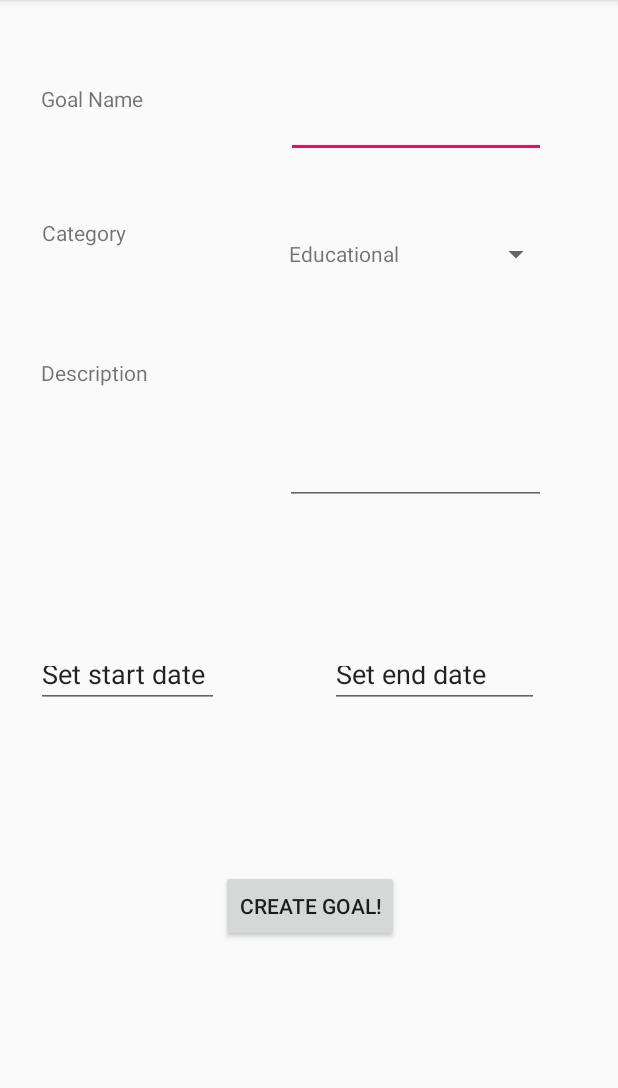
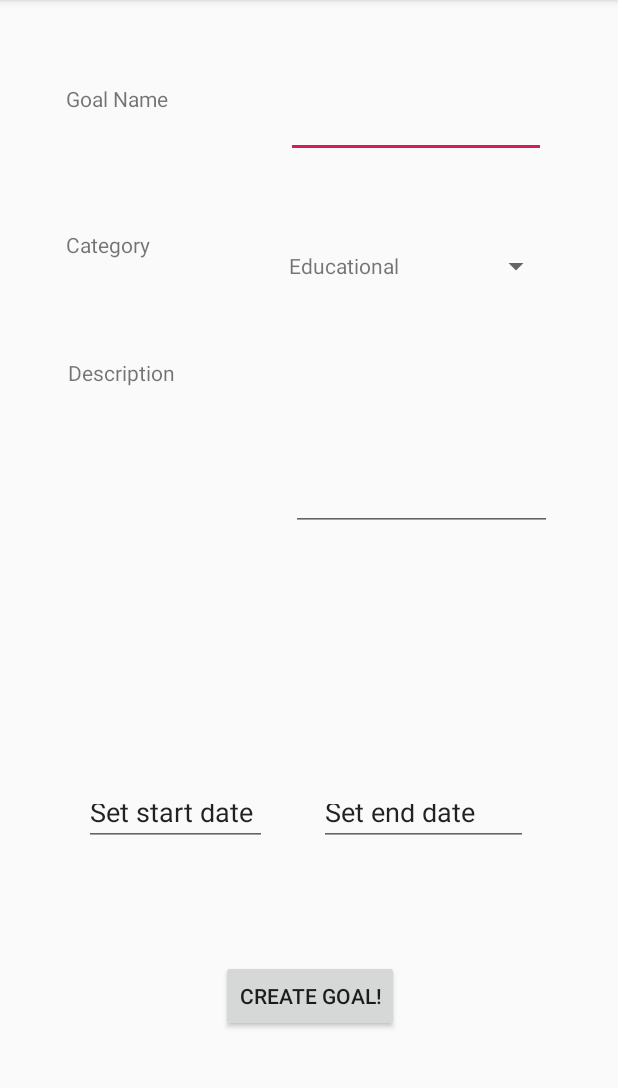
Before and after one commit to khuonghieu/Goalie, an Android app: the CreateGoal screen opened directly, with no data from a screen before it, on a phone screen of 412 x 824 dp, the part 84-1172 px from its top. Run offline under Robolectric (Android 15) with nearby library versions, the phone set to English and light mode, and no system bars.

```diff
--- a/app/src/main/java/edu/temple/goalie/Activities/CreateGoal.java
+++ b/app/src/main/java/edu/temple/goalie/Activities/CreateGoal.java
@@ -39,6 +39,9 @@ public class CreateGoal extends AppCompatActivity {
     protected void onCreate(Bundle savedInstanceState) {
         super.onCreate(savedInstanceState);
         setContentView(R.layout.activity_create_goal);
+
+        mDBHelper = new DBHelper(this);
+        db = mDBHelper.getWritableDatabase();
 
         //Set everything
         CategoryAdapter categoryAdapter = new CategoryAdapter(this,CATEGORY);
@@ -132,6 +135,8 @@ public class CreateGoal extends AppCompatActivity {
                     Toast.makeText(CreateGoal.this, "One field is empty", Toast.LENGTH_SHORT).show();
                 }
                 else{
+
+                    //Put info into database
                     ContentValues cv = new ContentValues();
                     cv.put(mDBHelper.TITLE, editName.getText().toString());
                     cv.put(mDBHelper.CATEGORY,category);
@@ -142,6 +147,8 @@ public class CreateGoal extends AppCompatActivity {
                     cv.put(mDBHelper.ENDDAY,endDay);
                     cv.put(mDBHelper.ENDMONTH,endMonth);
                     cv.put(mDBHelper.ENDYEAR,endYear);
+                    db.insert(mDBHelper.TABLE_NAME,null,cv);
+                    //Go back to main activity
                     Intent toMainIntent = new Intent(CreateGoal.this,MainActivity.class);
                     startActivity(toMainIntent);
 
--- a/app/src/main/java/edu/temple/goalie/Database/DBHelper.java
+++ b/app/src/main/java/edu/temple/goalie/Database/DBHelper.java
@@ -10,7 +10,7 @@ public class DBHelper extends SQLiteOpenHelper {
     public static final String DATABASE_NAME = "goals";
     public static final String TABLE_NAME = "goalTable";
 
-    public static final String C_ID = "id";
+    public static final String ID = "_id";
 
     public static final String TITLE = "title";
     public static final String CATEGORY = "type";
@@ -27,16 +27,16 @@ public class DBHelper extends SQLiteOpenHelper {
     public static final int VERSION = 2;
 
     private final String createDB = "create table if not exists " + TABLE_NAME + " ( "
-            + C_ID + " integer primary key autoincrement, "
-            + TITLE + " text, "
-            + CATEGORY + " text, "
-            + DESCRIPTION + " text, "
-            + STARTDAY + " integer, "
-            + STARTMONTH + " integer, "
-            + STARTYEAR + " integer, "
-            + ENDDAY + " integer, "
-            + ENDMONTH + " integer, "
-            + ENDYEAR + " integer)";
+            + ID + " INTEGER primary key autoincrement, "
+            + TITLE + " TEXT, "
+            + CATEGORY + " TEXT, "
+            + DESCRIPTION + " TEXT, "
+            + STARTDAY + " INTEGER, "
+            + STARTMONTH + " INTEGER, "
+            + STARTYEAR + " INTEGER, "
+            + ENDDAY + " INTEGER, "
+            + ENDMONTH + " INTEGER, "
+            + ENDYEAR + " INTEGER)";
 
     public DBHelper(Context context) {
         super(context, DATABASE_NAME, null, VERSION);
--- a/app/src/main/res/layout/activity_create_goal.xml
+++ b/app/src/main/res/layout/activity_create_goal.xml
@@ -4,6 +4,7 @@
     xmlns:tools="http://schemas.android.com/tools"
     android:layout_width="match_parent"
     android:layout_height="match_parent"
+    android:visibility="visible"
     tools:context=".Activities.CreateGoal">
 
     <TextView
@@ -12,25 +13,21 @@
         android:layout_height="49dp"
         android:layout_marginStart="44dp"
         android:layout_marginTop="56dp"
-        android:layout_marginEnd="59dp"
-        android:layout_marginBottom="41dp"
         android:text="Goal Name"
-        app:layout_constraintBottom_toTopOf="@+id/textView3"
-        app:layout_constraintEnd_toStartOf="@+id/editGoalName"
-        app:layout_constraintHorizontal_bias="1.0"
         app:layout_constraintStart_toStartOf="parent"
-        app:layout_constraintTop_toTopOf="parent" />
+        app:layout_constraintTop_toTopOf="parent"
+        app:layout_constraintVertical_chainStyle="spread_inside" />
 
     <TextView
         android:id="@+id/textView3"
         android:layout_width="104dp"
         android:layout_height="52dp"
         android:layout_marginStart="44dp"
-        android:layout_marginTop="40dp"
+        android:layout_marginTop="48dp"
         android:layout_marginEnd="62dp"
         android:text="Category"
         app:layout_constraintEnd_toStartOf="@+id/categorySpinner"
-        app:layout_constraintHorizontal_bias="0.944"
+        app:layout_constraintHorizontal_bias="0.0"
         app:layout_constraintStart_toStartOf="parent"
         app:layout_constraintTop_toBottomOf="@+id/textView2" />
 
@@ -39,16 +36,13 @@
         android:layout_width="103dp"
         android:layout_height="65dp"
         android:layout_marginStart="45dp"
-        android:layout_marginTop="41dp"
+        android:layout_marginTop="33dp"
         android:layout_marginEnd="59dp"
-        android:layout_marginBottom="489dp"
         android:text="Description"
-        app:layout_constraintBottom_toBottomOf="parent"
         app:layout_constraintEnd_toStartOf="@+id/editDescription"
-        app:layout_constraintHorizontal_bias="1.0"
+        app:layout_constraintHorizontal_bias="0.0"
         app:layout_constraintStart_toStartOf="parent"
-        app:layout_constraintTop_toBottomOf="@+id/textView3"
-        app:layout_constraintVertical_bias="0.0" />
+        app:layout_constraintTop_toBottomOf="@+id/textView3" />
 
     <EditText
         android:id="@+id/editGoalName"
@@ -65,7 +59,7 @@
         android:id="@+id/categorySpinner"
         android:layout_width="175dp"
         android:layout_height="48dp"
-        android:layout_marginTop="40dp"
+        android:layout_marginTop="48dp"
         android:layout_marginEnd="44dp"
         android:visibility="visible"
         app:layout_constraintEnd_toEndOf="parent"
@@ -75,23 +69,22 @@
         android:id="@+id/editDescription"
         android:layout_width="174dp"
         android:layout_height="97dp"
-        android:layout_marginTop="46dp"
-        android:layout_marginEnd="48dp"
-        android:layout_marginBottom="451dp"
+        android:layout_marginTop="37dp"
+        android:layout_marginEnd="44dp"
+        android:layout_marginBottom="396dp"
         android:ems="10"
         android:inputType="text"
         android:visibility="visible"
         app:layout_constraintBottom_toBottomOf="parent"
         app:layout_constraintEnd_toEndOf="parent"
-        app:layout_constraintTop_toBottomOf="@+id/categorySpinner"
-        app:layout_constraintVertical_bias="0.0" />
+        app:layout_constraintTop_toBottomOf="@+id/categorySpinner" />
 
     <EditText
         android:id="@+id/editStartDate"
         android:layout_width="122dp"
         android:layout_height="38dp"
-        android:layout_marginStart="24dp"
-        android:layout_marginBottom="296dp"
+        android:layout_marginStart="56dp"
+        android:layout_marginBottom="204dp"
         android:ems="10"
         android:inputType="none"
         android:text="Set start date"
@@ -103,16 +96,14 @@
         android:id="@+id/editEndDate"
         android:layout_width="139dp"
         android:layout_height="38dp"
-        android:layout_marginStart="74dp"
-        android:layout_marginEnd="52dp"
-        android:layout_marginBottom="296dp"
+        android:layout_marginEnd="60dp"
+        android:layout_marginBottom="204dp"
         android:ems="10"
         android:inputType="none"
         android:text="Set end date"
+        android:visibility="visible"
         app:layout_constraintBottom_toBottomOf="parent"
-        app:layout_constraintEnd_toEndOf="parent"
-        app:layout_constraintHorizontal_bias="0.0"
-        app:layout_constraintStart_toEndOf="@+id/editStartDate" />
+        app:layout_constraintEnd_toEndOf="parent" />
 
     <Button
         android:id="@+id/createGoalButton"
@@ -120,7 +111,7 @@
         android:layout_height="wrap_content"
         android:layout_marginStart="161dp"
         android:layout_marginEnd="162dp"
-        android:layout_marginBottom="140dp"
+        android:layout_marginBottom="80dp"
         android:text="Create Goal!"
         app:layout_constraintBottom_toBottomOf="parent"
         app:layout_constraintEnd_toEndOf="parent"
```
Also changed, not shown: app/src/main/java/edu/temple/goalie/Activities/MainActivity.java (+31 -15 lines), app/src/main/res/layout/activity_main.xml (+33 -15 lines), app/src/main/res/layout/list_entry.xml (added, +148 -0 lines).
